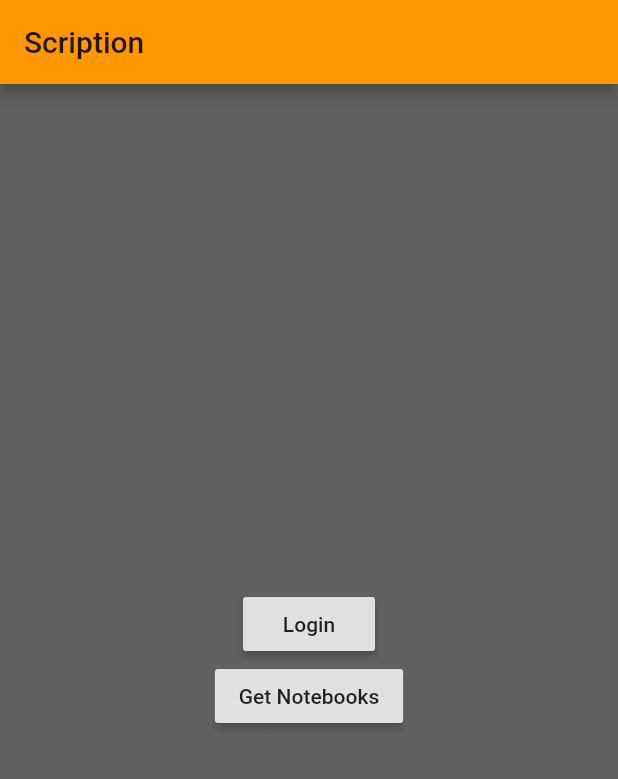
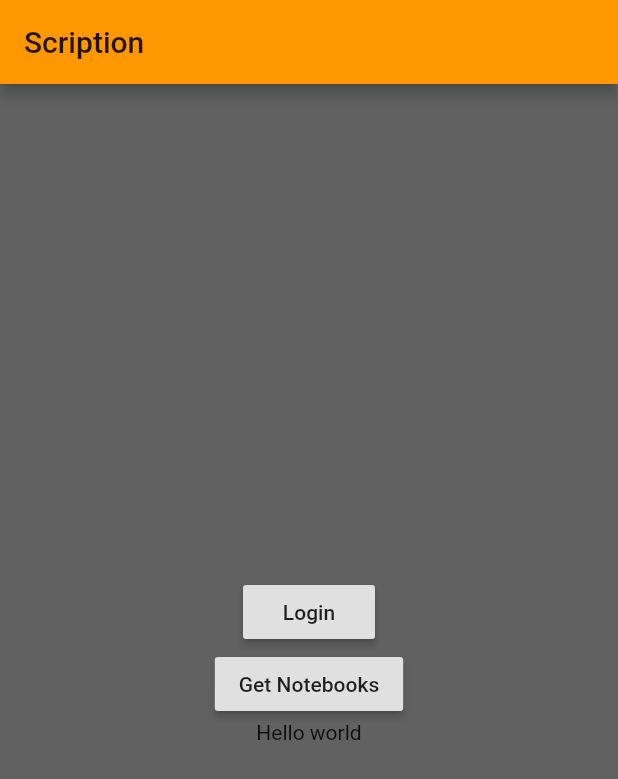
Before and after one commit to d44-scription/scription_mobile, a Flutter app: the screen it shows after launch, after a tap on "Login", on a phone screen of 412 x 824 dp. Shown: the top 779 px of the screen. Run offline on Flutter 3.47's test engine with Material 2 defaults, Android fonts, the phone set to English and light mode, and no system bars; our stand-ins replace dio.

Commit message:
Added demo for passing state. Renamed http widget to be more conventional

```diff
--- a/lib/http-common.dart
+++ b/lib/http-common.dart
@@ -1,6 +1,6 @@
 import 'package:dio/dio.dart';
 
-class ApiProvider {
+class Http {
   Dio _dio;
   String aToken = '';
 
@@ -10,14 +10,14 @@ class ApiProvider {
     receiveTimeout: 13000,
   );
 
-  static final ApiProvider _instance = ApiProvider._internal();
+  static final Http _instance = Http._internal();
 
-  factory ApiProvider() => _instance;
+  factory Http() => _instance;
 
-  ApiProvider._internal() {
+  Http._internal() {
     _dio = Dio(options);
     _dio.interceptors.add(InterceptorsWrapper(
-        onRequest:(Options options) async {
+        onRequest: (Options options) async {
           // to prevent other request enter this interceptor.
           _dio.interceptors.requestLock.lock();
           // We use a new Dio (to avoid dead lock) instance to request token.
@@ -51,6 +51,10 @@ class ApiProvider {
     }
   }
 
+  bool isLoggedIn() {
+    return aToken != '';
+  }
+
   /// If we call this function without cookie then it will be forbidden
   Future getNotebooks() async {
     final response = await _dio.get('/notebooks');
--- /dev/null
+++ b/lib/list-item.dart
@@ -0,0 +1,17 @@
+import 'package:flutter/material.dart';
+
+class ListItem extends StatefulWidget {
+  final String text;
+
+  const ListItem ({ Key key, this.text }): super(key: key);
+
+  @override
+  _ListItemState createState() => _ListItemState();
+}
+
+class _ListItemState extends State<ListItem> {
+  @override
+  Widget build(BuildContext context) {
+    return Text(widget.text);
+  }
+}
--- a/lib/main.dart
+++ b/lib/main.dart
@@ -1,5 +1,6 @@
 import 'package:flutter/material.dart';
 import 'package:scription_mobile/http-common.dart';
+import 'package:scription_mobile/list-item.dart';
 
 void main() => runApp(MyApp());
 
@@ -45,16 +46,17 @@ class _HomeState extends State<Home> {
           children: <Widget>[
             RaisedButton(
               onPressed: () {
-                ApiProvider().login().then((value) => {});
+                Http().login().then((value) => {});
               },
               child: Text('Login'),
             ),
             RaisedButton(
               onPressed: () {
-                ApiProvider().getNotebooks().then((value) => {});
+                Http().getNotebooks().then((value) => {});
               },
               child: Text('Get Notebooks'),
             ),
+            ListItem(text: "Hello world")
           ],
         ),
       ),
```
